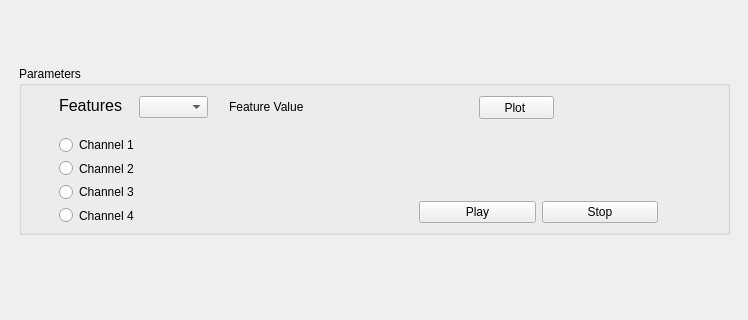
This is UI/temp.ui in JavenLiang/Thedron-btm as Qt 5 draws it before an edit; both pictures show x 0 to 748 and y 159 to 479 of the 748 by 614 pixel window. The edited form follows.
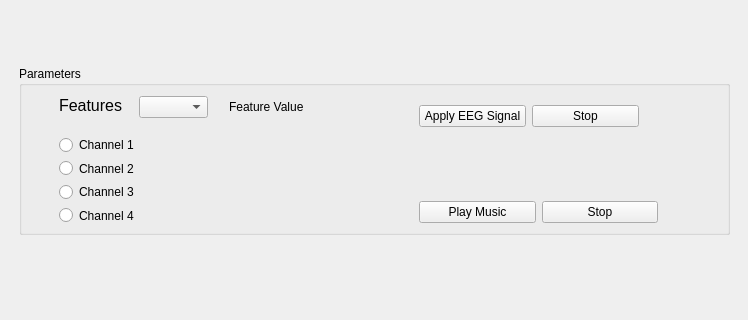
This is the edited form.

The edit to the form file:
```diff
--- a/UI/temp.ui
+++ b/UI/temp.ui
@@ -89,7 +89,7 @@
          <rect>
           <x>40</x>
           <y>70</y>
-          <width>160</width>
+          <width>141</width>
           <height>88</height>
          </rect>
         </property>
@@ -137,7 +137,7 @@
          <item>
           <widget class="QPushButton" name="pushButton">
            <property name="text">
-            <string>Play</string>
+            <string>Play Music</string>
            </property>
           </widget>
          </item>
@@ -150,18 +150,31 @@
          </item>
         </layout>
        </widget>
-       <widget class="QPushButton" name="pushButton_2">
+       <widget class="QWidget" name="horizontalLayoutWidget">
         <property name="geometry">
          <rect>
-          <x>460</x>
+          <x>400</x>
           <y>30</y>
-          <width>75</width>
-          <height>23</height>
+          <width>220</width>
+          <height>41</height>
          </rect>
         </property>
-        <property name="text">
-         <string>Plot </string>
-        </property>
+        <layout class="QHBoxLayout" name="horizontalLayout_2">
+         <item>
+          <widget class="QPushButton" name="pushButton_2">
+           <property name="text">
+            <string>Apply EEG Signal</string>
+           </property>
+          </widget>
+         </item>
+         <item>
+          <widget class="QPushButton" name="pushButton_4">
+           <property name="text">
+            <string>Stop</string>
+           </property>
+          </widget>
+         </item>
+        </layout>
        </widget>
       </widget>
      </item>
```
